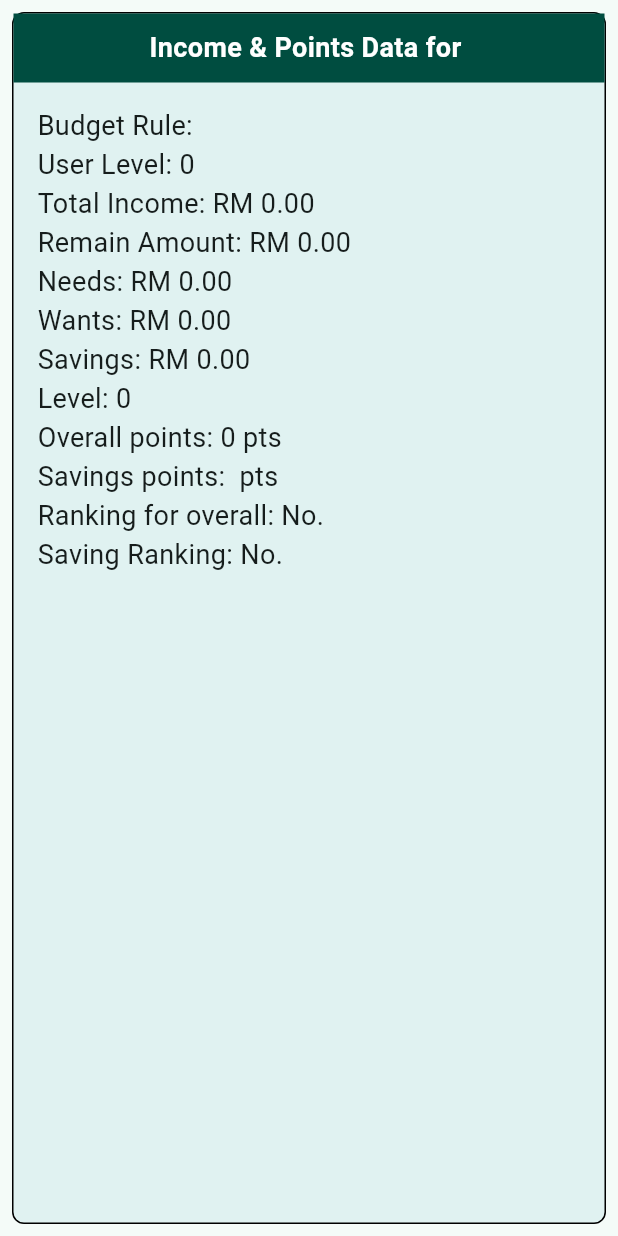
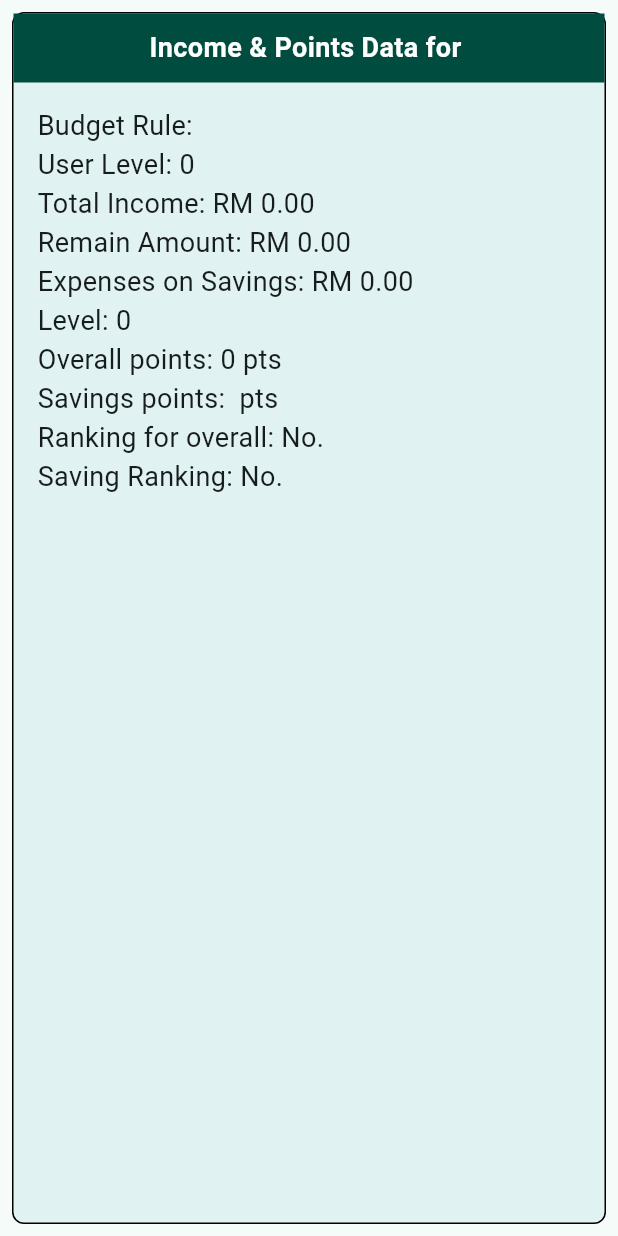
Before and after one commit to Apiz22/FinTrack, a Flutter app: the SummaryRecord widget shown alone on an empty page, opened directly with empty values, on a phone screen of 412 x 824 dp. Run offline on Flutter 3.47's test engine with Material 3 defaults, Android fonts, the phone set to English and light mode, and no system bars; our stand-ins replace cloud_firestore, firebase_auth, firebase_core, font_awesome_flutter, percent_indicator; accounts and stored records are empty.

Commit message:
update: description

```diff
--- a/lib/SignIn & SignUp/sign_in.dart
+++ b/lib/SignIn & SignUp/sign_in.dart
@@ -2,7 +2,6 @@ import 'package:flutter/material.dart';
 import '../service/auth_service.dart';
 import '../utils/appvalidator.dart';
 import 'forgot_pass.dart';
-import 'sign_up.dart';
 
 class SignInPage extends StatefulWidget {
   final Function()? onTap;
--- a/lib/pages/add_exp_page.dart
+++ b/lib/pages/add_exp_page.dart
@@ -251,7 +251,7 @@ class _AddExpPageState extends State<AddExpPage> {
       double expWants, double calWants, double expSavings, double calSavings) {
     // Variables to store progress percentages
     double needsPercent = expNeeds / calNeeds;
-    double wantsPercent = expWants / calWants;
+    // double wantsPercent = expWants / calWants;
     double savingsPercent = expSavings / calSavings;
 
     if (rule == "50/30/20") {
--- a/lib/pages/summary.dart
+++ b/lib/pages/summary.dart
@@ -161,19 +161,26 @@ class SummaryRecord extends StatelessWidget {
                             'Remain Amount: RM ${data['remainAmount'].toStringAsFixed(2)}',
                             style: TextStyle(fontSize: 18),
                           ),
-                        if (data.containsKey('needs'))
+                        if (data.containsKey('needs') &&
+                            data['budgetRule'] == "50/30/20")
                           Text(
                             'Needs: RM ${data['needs'].toStringAsFixed(2)}',
                             style: TextStyle(fontSize: 18),
                           ),
-                        if (data.containsKey('wants'))
+                        if (data.containsKey('wants') &&
+                            data['budgetRule'] == "50/30/20")
                           Text(
                             'Wants: RM ${data['wants'].toStringAsFixed(2)}',
                             style: TextStyle(fontSize: 18),
                           ),
+                        if (data['budgetRule'] == "80/20")
+                          Text(
+                            'Expenses on Needs & Wants: RM ${(data['needs'] + data['wants']).toStringAsFixed(2)}',
+                            style: TextStyle(fontSize: 18),
+                          ),
                         if (data.containsKey('savings'))
                           Text(
-                            'Savings: RM ${data['savings'].toStringAsFixed(2)}',
+                            'Expenses on Savings: RM ${data['savings'].toStringAsFixed(2)}',
                             style: TextStyle(fontSize: 18),
                           ),
                         if (data.containsKey('level'))
@@ -201,11 +208,6 @@ class SummaryRecord extends StatelessWidget {
                             'Saving Ranking: No. ${data['currentRankingSaving']}',
                             style: TextStyle(fontSize: 18),
                           ),
-                        if (data['budgetRule'] == "80/20")
-                          Text(
-                            'Needs & Wants: RM ${(data['needs'] + data['wants']).toStringAsFixed(2)}',
-                            style: TextStyle(fontSize: 18),
-                          ),
                       ],
                     ),
                   )
--- a/lib/service/auth_gate.dart
+++ b/lib/service/auth_gate.dart
@@ -1,8 +1,6 @@
 import 'package:FinTrack/SignIn%20&%20SignUp/login_or_register.dart';
 import 'package:firebase_auth/firebase_auth.dart';
 import 'package:flutter/material.dart';
-
-import '../SignIn & SignUp/sign_in.dart';
 import '../utils/dashboard.dart';
 
 class AuthGate extends StatelessWidget {
```
Also changed, not shown: lib/widgets/budget/budget_card.dart (+10 -4 lines).
